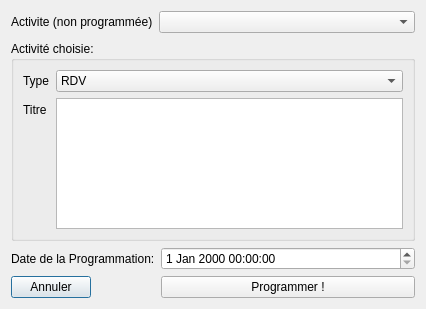
The window that Sandbox/programmationactivite.ui (Stardust1002/Project_Calendar) describes before a commit, drawn with Qt 5.
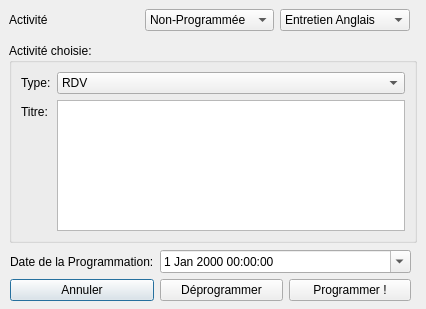
The same window after the commit.

Commit message:
A Few corrections + Calendar/Table/Event connected
To do:
- Weeks management in the main table

```diff
--- a/Sandbox/programmationactivite.ui
+++ b/Sandbox/programmationactivite.ui
@@ -13,23 +13,15 @@
   <property name="windowTitle">
    <string>Dialog</string>
   </property>
-  <layout class="QVBoxLayout" name="verticalLayout">
-   <item>
-    <layout class="QFormLayout" name="formLayout">
-     <item row="0" column="1">
-      <widget class="QComboBox" name="activite"/>
-     </item>
-     <item row="0" column="0">
-      <widget class="QLabel" name="label_projj">
-       <property name="text">
-        <string>Activite (non programmée)</string>
-       </property>
-      </widget>
-     </item>
-    </layout>
-   </item>
-   <item>
     <widget class="QGroupBox" name="groupBox">
+   <property name="geometry">
+    <rect>
+     <x>9</x>
+     <y>43</y>
+     <width>408</width>
+     <height>200</height>
+    </rect>
+   </property>
      <property name="minimumSize">
       <size>
        <width>0</width>
@@ -52,7 +44,7 @@
       <item row="0" column="0">
        <widget class="QLabel" name="label_2">
         <property name="text">
-         <string>Type</string>
+       <string>Type:</string>
         </property>
        </widget>
       </item>
@@ -73,7 +65,7 @@
       <item row="1" column="0">
        <widget class="QLabel" name="label_3">
         <property name="text">
-         <string>Titre</string>
+       <string>Titre:</string>
         </property>
        </widget>
       </item>
@@ -89,12 +81,58 @@
       </item>
      </layout>
     </widget>
+  <widget class="QWidget" name="">
+   <property name="geometry">
+    <rect>
+     <x>9</x>
+     <y>9</y>
+     <width>401</width>
+     <height>22</height>
+    </rect>
+   </property>
+   <layout class="QHBoxLayout" name="horizontalLayout">
+    <item>
+     <widget class="QLabel" name="label_projj">
+      <property name="text">
+       <string>Activité</string>
+      </property>
+     </widget>
    </item>
    <item>
-    <layout class="QFormLayout" name="formLayout_2">
-     <item row="0" column="1">
-      <widget class="QDateTimeEdit" name="programmation"/>
-     </item>
+     <widget class="QComboBox" name="statut">
+      <item>
+       <property name="text">
+        <string>Non-Programmée</string>
+       </property>
+      </item>
+      <item>
+       <property name="text">
+        <string>Programmée</string>
+       </property>
+      </item>
+     </widget>
+    </item>
+    <item>
+     <widget class="QComboBox" name="activite">
+      <item>
+       <property name="text">
+        <string>Entretien Anglais</string>
+       </property>
+      </item>
+     </widget>
+    </item>
+   </layout>
+  </widget>
+  <widget class="QWidget" name="">
+   <property name="geometry">
+    <rect>
+     <x>10</x>
+     <y>250</y>
+     <width>401</width>
+     <height>51</height>
+    </rect>
+   </property>
+   <layout class="QGridLayout" name="gridLayout">
      <item row="0" column="0">
       <widget class="QLabel" name="label_5">
        <property name="text">
@@ -102,6 +140,13 @@
        </property>
       </widget>
      </item>
+    <item row="0" column="1" colspan="2">
+     <widget class="QDateTimeEdit" name="programmation">
+      <property name="calendarPopup">
+       <bool>true</bool>
+      </property>
+     </widget>
+    </item>
      <item row="1" column="0">
       <widget class="QPushButton" name="annuler">
        <property name="text">
@@ -110,6 +155,13 @@
       </widget>
      </item>
      <item row="1" column="1">
+     <widget class="QPushButton" name="deprogrammer">
+      <property name="text">
+       <string>Déprogrammer</string>
+      </property>
+     </widget>
+    </item>
+    <item row="1" column="2">
       <widget class="QPushButton" name="programmer">
        <property name="text">
         <string>Programmer !</string>
@@ -117,8 +169,7 @@
       </widget>
      </item>
     </layout>
-   </item>
-  </layout>
+  </widget>
  </widget>
  <resources/>
  <connections/>
```
Left out of the diff: 2 changed lines with no effect on the pictures. Lines whose indentation alone changed are shown as unchanged. The commit also changes 10 other files.
